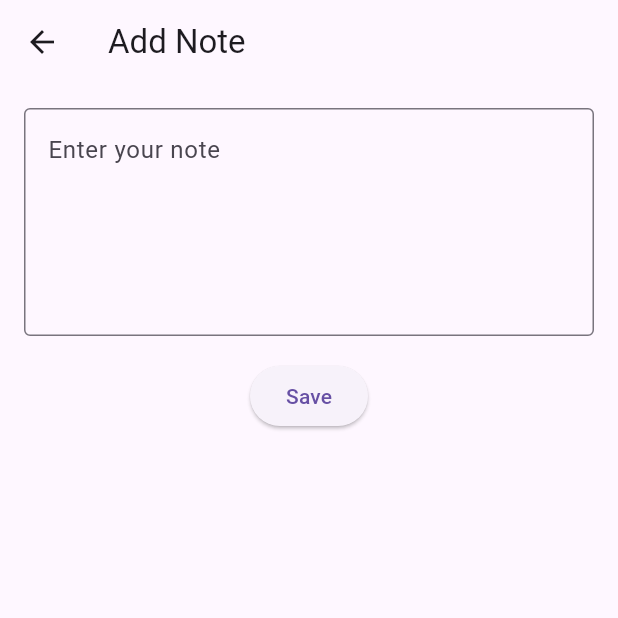
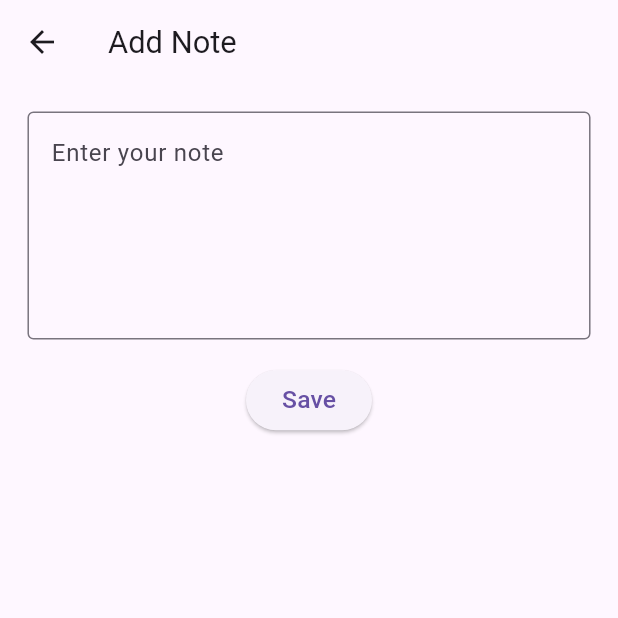
Before and after one commit to khathach699/note_app1, a Flutter app: the screen it shows after launch, after a tap on the "add" icon, on a phone screen of 412 x 824 dp, the top half of it. Run offline on Flutter 3.47's test engine with Material 3 defaults, Android fonts, the phone set to English and light mode, and no system bars; our stand-ins replace flutter_screenutil, get, shared_preferences, sqflite; accounts and stored records are empty.

Commit message:
feat: add reponsive for note_screen and note edit

```diff
--- a/lib/app.dart
+++ b/lib/app.dart
@@ -1,4 +1,5 @@
 import 'package:flutter/material.dart';
+import 'package:flutter_screenutil/flutter_screenutil.dart';
 import 'package:get/get.dart';
 import 'package:note_app1/controllers/language_controller.dart';
 import 'package:note_app1/generated/app_localizations.dart';
@@ -10,8 +11,14 @@ class MyApp extends StatelessWidget {
 
   @override
   Widget build(BuildContext context) {
+    return ScreenUtilInit(
+      designSize: const Size(360, 800),
+      minTextAdapt: true, // adapt text size to screen size
+      splitScreenMode: true, // support for split screen mode
+      builder: (context, child) {
         return Obx(
           () => GetMaterialApp(
+            debugShowCheckedModeBanner: false,
             title: "Note App",
             locale: languageController.locale.value,
             localizationsDelegates: AppLocalizations.localizationsDelegates,
@@ -20,5 +27,7 @@ class MyApp extends StatelessWidget {
             home: NoteScreens(),
           ),
         );
+      },
+    );
   }
 }
--- a/lib/controllers/language_controller.dart
+++ b/lib/controllers/language_controller.dart
@@ -3,7 +3,7 @@ import 'package:get/get.dart';
 import 'package:shared_preferences/shared_preferences.dart';
 
 class LanguageController extends GetxController {
-  var locale = Rx<Locale>(Locale('en'));
+  var locale = Rx<Locale>(Locale('vi'));
 
   @override
   void onInit() {
--- a/lib/screens/note_edit_screen.dart
+++ b/lib/screens/note_edit_screen.dart
@@ -1,4 +1,5 @@
 import 'package:flutter/material.dart';
+import 'package:flutter_screenutil/flutter_screenutil.dart';
 import 'package:get/get.dart';
 import 'package:note_app1/controllers/note_controller.dart';
 import 'package:note_app1/generated/app_localizations.dart';
@@ -17,9 +18,14 @@ class NoteEditScreen extends StatelessWidget {
       textController.text = note!.content;
     }
     return Scaffold(
-      appBar: AppBar(title: Text(note == null ? loc.addNote : loc.editNote)),
+      appBar: AppBar(
+        title: Text(
+          note == null ? loc.addNote : loc.editNote,
+          style: TextStyle(fontSize: 20.sp),
+        ),
+      ),
       body: Padding(
-        padding: const EdgeInsets.all(16.0),
+        padding: EdgeInsets.all(16.0.w),
         child: Column(
           children: [
             TextField(
@@ -30,7 +36,7 @@ class NoteEditScreen extends StatelessWidget {
               ),
               maxLines: 5,
             ),
-            const SizedBox(height: 16),
+            SizedBox(height: 16.h),
             ElevatedButton(
               onPressed: () async {
                 if (textController.text.isNotEmpty) {
@@ -45,7 +51,7 @@ class NoteEditScreen extends StatelessWidget {
                   Get.back();
                 }
               },
-              child: Text(loc.save),
+              child: Text(loc.save, style: TextStyle(fontSize: 16.sp)),
             ),
           ],
         ),
--- a/lib/screens/note_screens.dart
+++ b/lib/screens/note_screens.dart
@@ -1,4 +1,5 @@
 import 'package:flutter/material.dart';
+import 'package:flutter_screenutil/flutter_screenutil.dart';
 import 'package:get/get.dart';
 import 'package:note_app1/controllers/language_controller.dart';
 import 'package:note_app1/controllers/note_controller.dart';
@@ -26,23 +27,26 @@ class NoteScreens extends StatelessWidget {
         children: [
           // Nút chọn ngôn ngữ
           Padding(
-            padding: const EdgeInsets.all(8.0),
+            padding: EdgeInsets.all(8.0.w),
             child: Row(
               mainAxisAlignment: MainAxisAlignment.center,
               children: [
                 ElevatedButton(
                   onPressed: () => languageController.changeLanguage('en'),
-                  child: Text(loc.english),
+                  child: Text(loc.english, style: TextStyle(fontSize: 14.sp)),
                 ),
-                const SizedBox(width: 8),
+                SizedBox(width: 8.w),
                 ElevatedButton(
                   onPressed: () => languageController.changeLanguage('vi'),
-                  child: Text(loc.vietnamese),
+                  child: Text(
+                    loc.vietnamese,
+                    style: TextStyle(fontSize: 14.sp),
+                  ),
                 ),
-                const SizedBox(width: 8),
+                SizedBox(width: 8.w),
                 ElevatedButton(
                   onPressed: () => languageController.changeLanguage('ja'),
-                  child: Text(loc.japanese),
+                  child: Text(loc.japanese, style: TextStyle(fontSize: 14.sp)),
                 ),
               ],
             ),
@@ -58,7 +62,10 @@ class NoteScreens extends StatelessWidget {
                         itemBuilder: (context, index) {
                           final note = noteController.notes[index];
                           return ListTile(
-                            title: Text(note.content),
+                            title: Text(
+                              note.content,
+                              style: TextStyle(fontSize: 16.sp),
+                            ),
                             onTap: () {
                               Get.to(() => NoteEditScreen(note: note));
                             },
--- a/pubspec.yaml
+++ b/pubspec.yaml
@@ -18,6 +18,7 @@ dependencies:
   shared_preferences: ^2.5.3
   sqflite: ^2.4.1
   path: ^1.9.1
+  flutter_screenutil: ^5.9.3
 
 dev_dependencies:
   flutter_test:
```
Also changed, not shown: pubspec.lock. Lines whose indentation alone changed are shown as unchanged.
